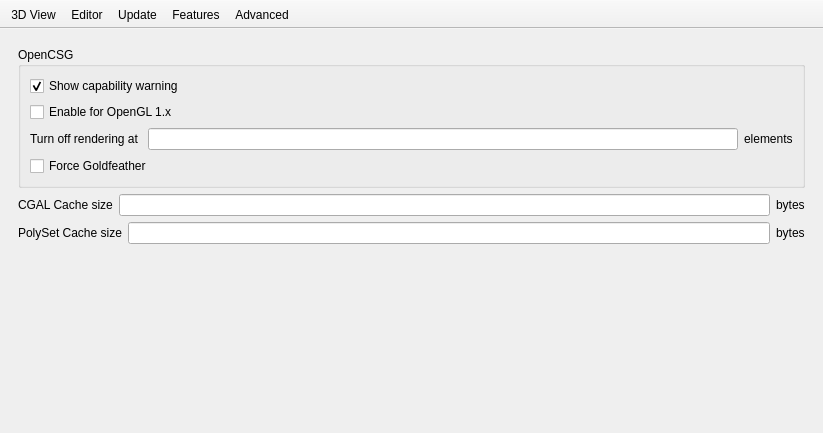
The window that src/Preferences.ui (openscad/openscad) describes before a commit, drawn with Qt 5.
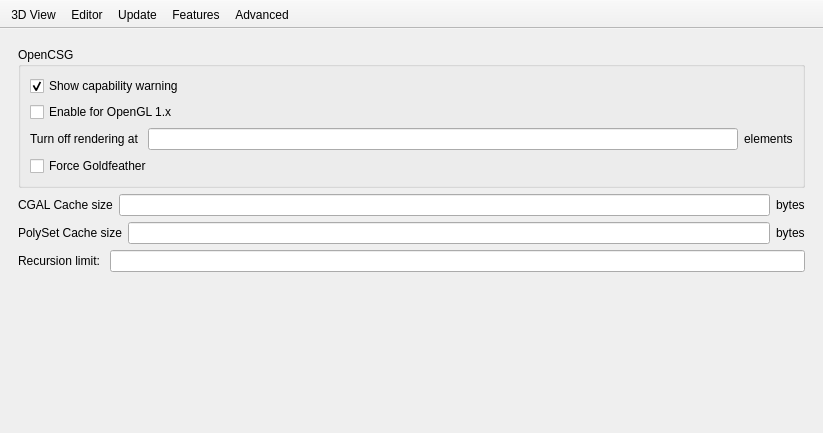
The same window after the commit. The open tabs and pages were chosen to show the change. Icons and pictures are not drawn.

Commit message: Make expression recursion depth configurable from the Preferences panel.

Diff of the .ui file:
```diff
--- a/src/Preferences.ui
+++ b/src/Preferences.ui
@@ -594,6 +594,20 @@
           </item>
          </layout>
         </item>
+        <item>
+         <layout class="QHBoxLayout" name="horizontalLayout_4">
+          <item>
+           <widget class="QLabel" name="label_7">
+            <property name="text">
+             <string>Recursion limit: </string>
+            </property>
+           </widget>
+          </item>
+          <item>
+           <widget class="QLineEdit" name="recursionLimitEdit"/>
+          </item>
+         </layout>
+        </item>
         <item>
          <spacer name="verticalSpacer_2">
           <property name="orientation">
```
The commit also changes 3 other files.
